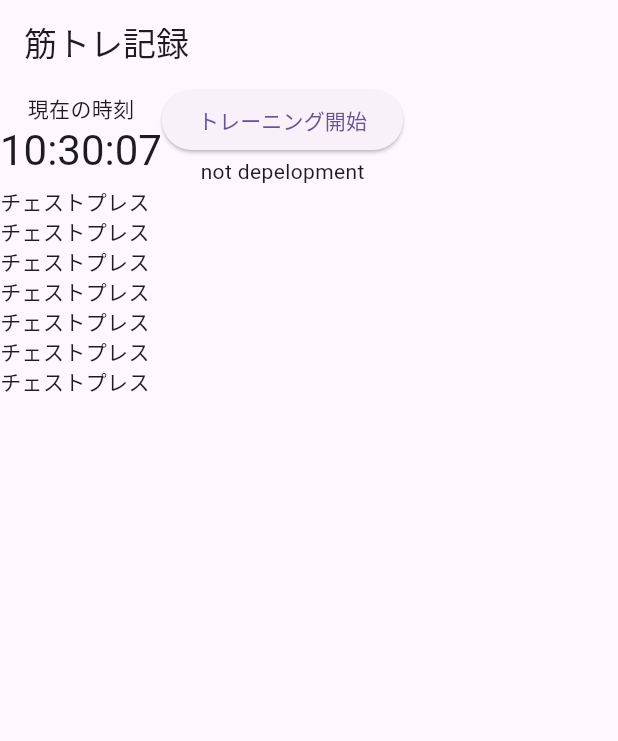
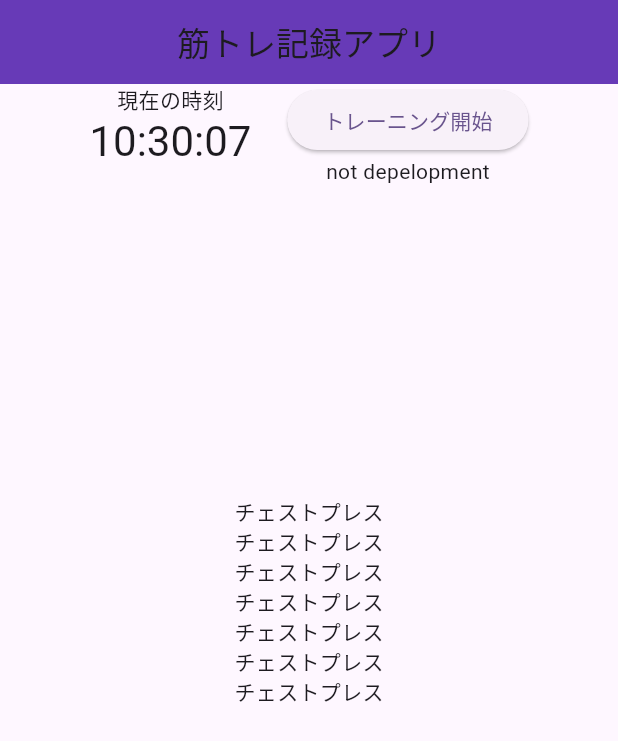
Before and after one commit to taishi29/GymLog, a Flutter app: the screen it shows after launch, on a phone screen of 412 x 824 dp. Shown: the top 741 px of the screen. Run offline on Flutter 3.47's test engine with Material 3 defaults, Android fonts, the phone set to English and light mode, and no system bars.

Commit message:
配置を中央にしました。大きさや細かい位置は修正が必要です。

```diff
--- a/lib/main.dart
+++ b/lib/main.dart
@@ -18,7 +18,8 @@ class MyApp extends StatelessWidget {
     return MaterialApp(
       title: 'GymLog',
       theme: ThemeData(
-        colorScheme: ColorScheme.fromSeed(seedColor: Colors.deepPurple),
+        colorScheme: ColorScheme.fromSeed(
+            seedColor: const Color.fromARGB(255, 204, 177, 250)),
         useMaterial3: true,
       ),
       home: const HomeScreen(),
@@ -32,11 +33,20 @@ class HomeScreen extends StatelessWidget {
 
   @override
   Widget build(BuildContext context) {
+    final screenHeight = MediaQuery.of(context).size.height; // 画面の高さを取得
+
     return Scaffold(
-      appBar: AppBar(title: Text('筋トレ記録')),
+      appBar: AppBar(
+        title: Text('筋トレ記録アプリ'),
+        backgroundColor: Colors.deepPurple,
+        centerTitle: true,
+      ),
       body: Column(
         children: [
-          TopSection(title: 'Hello World!'), // 時刻とトレーニング開始時刻
+          SizedBox(
+            height: screenHeight / 3, // 画面の高さの3分の1の高さ
+            child: TopSection(title: 'Hello World!'), // 時刻とトレーニング開始時刻
+          ),
           Expanded(
             child: MenuList(),
           ), // 筋トレメニューリスト
@@ -75,9 +85,11 @@ class _TopSectionState extends State<TopSection> {
   @override
   Widget build(BuildContext context) {
     return Row(
+      mainAxisAlignment: MainAxisAlignment.center, // 水平方向に中央揃え
+      crossAxisAlignment: CrossAxisAlignment.center,
+
       children: [
         Column(
-          crossAxisAlignment: CrossAxisAlignment.center,
           children: [
             Text("現在の時刻"),
             Text(
@@ -86,6 +98,7 @@ class _TopSectionState extends State<TopSection> {
             ),
           ],
         ),
+        SizedBox(width: 24), // ウィジェット間の横方向の余白を追加
         Column(
           children: [
             ElevatedButton(
@@ -106,13 +119,27 @@ class MenuList extends StatelessWidget {
   Widget build(BuildContext context) {
     return ListView(
       children: [
-        Text('チェストプレス'),
-        Text('チェストプレス'),
-        Text('チェストプレス'),
-        Text('チェストプレス'),
-        Text('チェストプレス'),
-        Text('チェストプレス'),
-        Text('チェストプレス'),
+        Center(
+          child: Text('チェストプレス'),
+        ),
+        Center(
+          child: Text('チェストプレス'),
+        ),
+        Center(
+          child: Text('チェストプレス'),
+        ),
+        Center(
+          child: Text('チェストプレス'),
+        ),
+        Center(
+          child: Text('チェストプレス'),
+        ),
+        Center(
+          child: Text('チェストプレス'),
+        ),
+        Center(
+          child: Text('チェストプレス'),
+        ),
       ],
     );
   }
```
